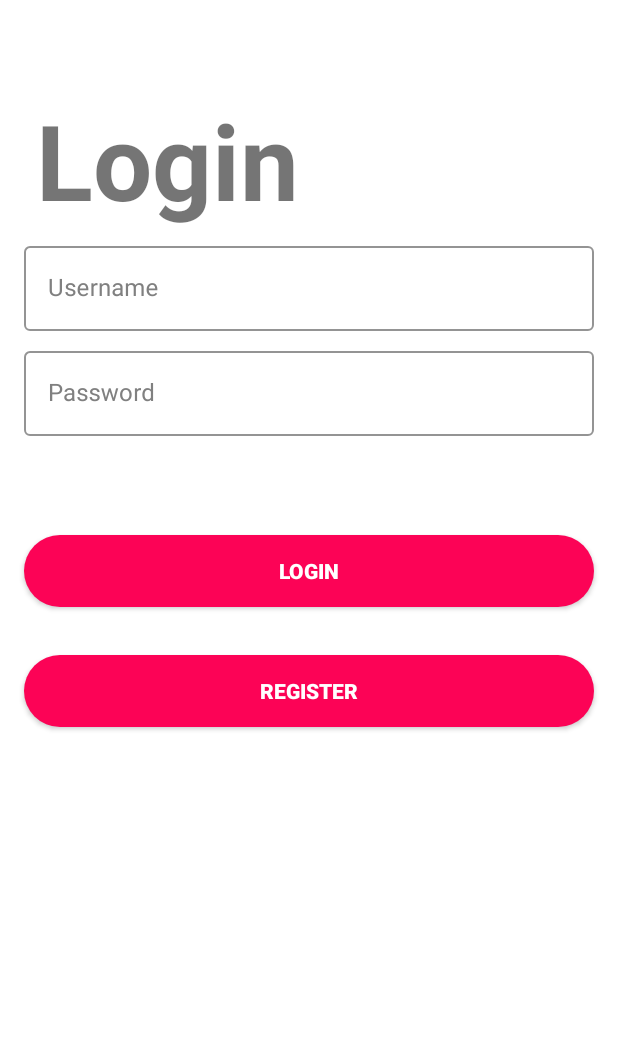
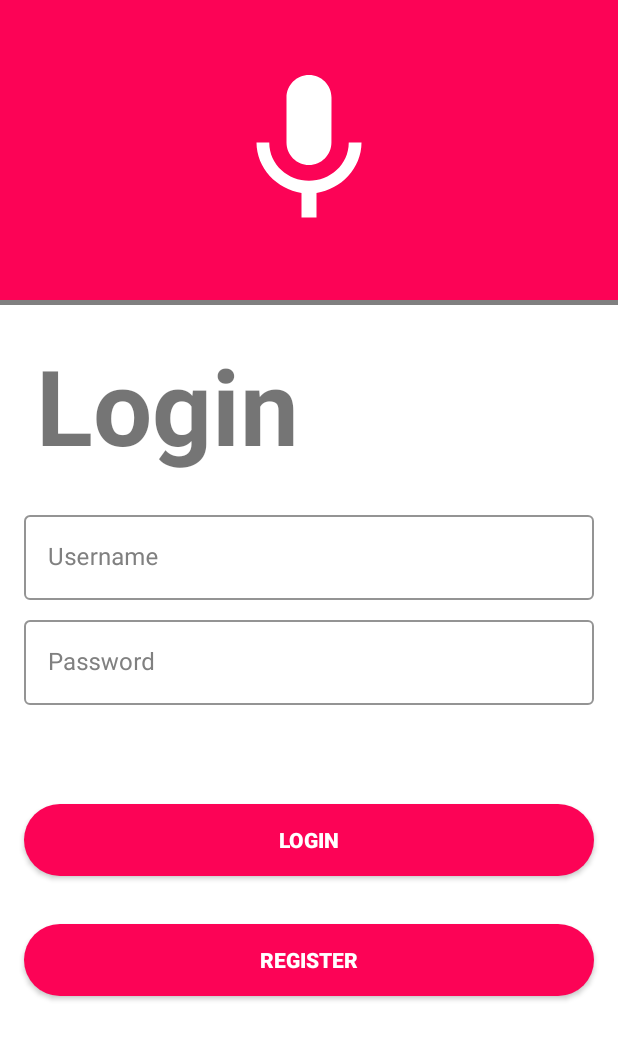
Before and after one commit to Pestilence01/AudioLogs, an Android app: the screen it shows after launch (MainActivity), on a phone screen of 412 x 824 dp. Shown: the top 1040 px of the screen. Run offline under Robolectric (Android 15) with nearby library versions, the phone set to English and light mode, and no system bars.

Commit message:
Improved design

```diff
--- a/app/src/main/res/layout/fragment_login.xml
+++ b/app/src/main/res/layout/fragment_login.xml
@@ -7,12 +7,31 @@
     android:orientation="vertical"
     tools:context=".activities.MainActivity">
 
+    <LinearLayout
+        android:layout_width="match_parent"
+        android:layout_height="200dp"
+        android:background="@color/magenta"
+        android:gravity="center">
+
+        <ImageView
+            android:layout_width="120dp"
+            android:layout_height="120dp"
+            android:layout_gravity="center"
+            android:background="@drawable/ic_baseline_mic_logo_24"/>
+
+    </LinearLayout>
+
+    <View
+        android:layout_width="match_parent"
+        android:layout_height="3dp"
+        android:background="@color/defaultGrey"/>
+
     <TextView
         android:id="@+id/login"
         android:layout_width="wrap_content"
         android:layout_height="wrap_content"
         android:layout_marginStart="24dp"
-        android:layout_marginTop="60dp"
+        android:layout_marginTop="20dp"
         android:layout_marginBottom="5dp"
         android:text="Login"
         android:textAlignment="center"
@@ -24,6 +43,7 @@
         style="@style/Widget.MaterialComponents.TextInputLayout.OutlinedBox"
         android:layout_width="match_parent"
         android:layout_height="wrap_content"
+        android:layout_marginTop="16dp"
         android:layout_marginStart="16dp"
         android:layout_marginEnd="16dp"
         android:layout_marginBottom="8dp"
```
